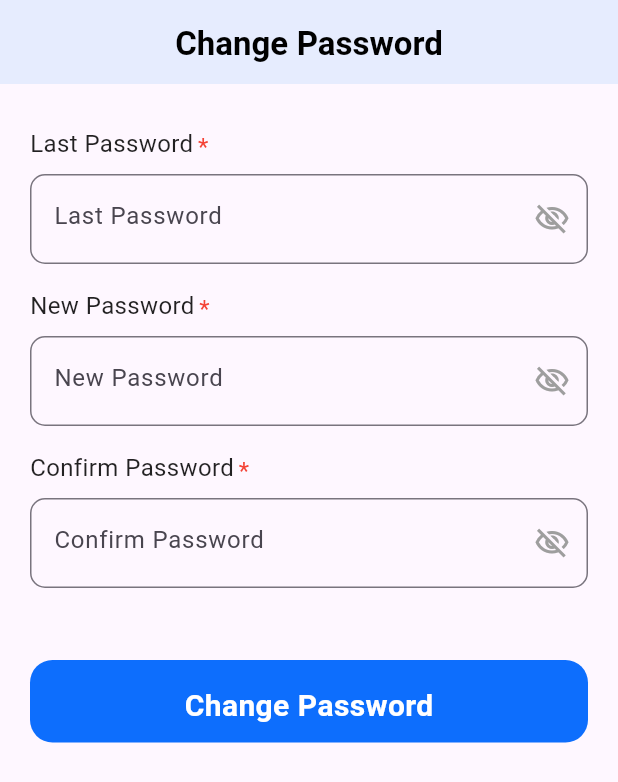
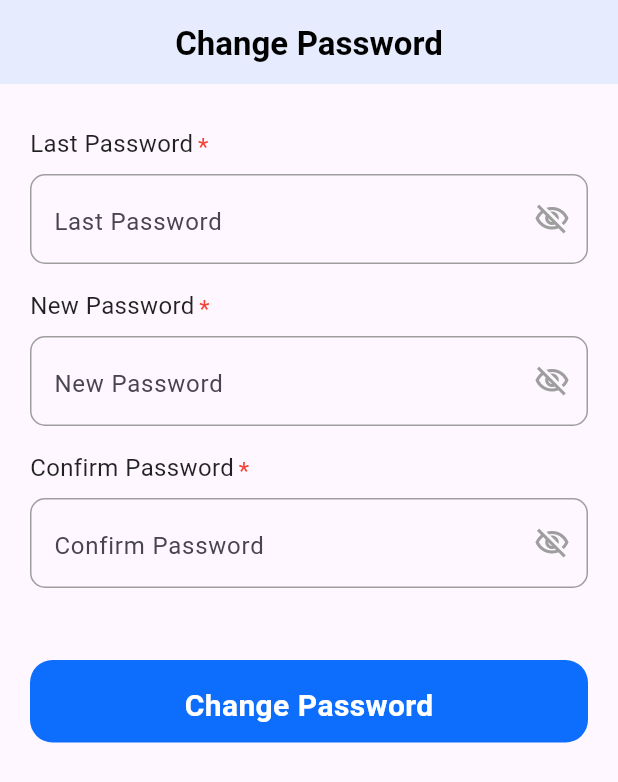
Before and after one commit to H-R-S/GuideWay, a Flutter app: the ChangePasswordScreen screen opened directly, on a phone screen of 412 x 824 dp. Shown: the top 782 px of the screen. Run offline on Flutter 3.47's test engine with Material 2 defaults, Android fonts, the phone set to English and light mode, and no system bars; our stand-ins replace camera, carousel_slider, google_fonts, google_maps_flutter, permission_handler, shared_preferences; missing offline and left inert: syncfusion_flutter_pdfviewer; accounts and stored records are empty.

Commit message:
Widget UI Updated | MyTextField Widget

```diff
--- a/lib/view/widgets/text_field/my_text_field.dart
+++ b/lib/view/widgets/text_field/my_text_field.dart
@@ -1,5 +1,7 @@
 import 'package:flutter/material.dart';
+import 'package:provider/provider.dart';
 import '../../../resources/constants/style.dart';
+import '../../../theme/theme_provider.dart';
 
 // ignore: must_be_immutable
 class MyTextField extends StatefulWidget {
@@ -40,12 +42,18 @@ class MyTextField extends StatefulWidget {
 class _MyTextFieldState extends State<MyTextField> {
   @override
   Widget build(BuildContext context) {
+    final themeProvider = Provider.of<ThemeProvider>(context);
+
+    bool isDark = themeProvider.currentTheme == ThemeData.dark();
+
     return Padding(
         padding: const EdgeInsets.symmetric(vertical: 8),
         child: Column(children: [
           if (widget.header != null)
             Row(mainAxisAlignment: MainAxisAlignment.start, children: [
-              Text(widget.header!, style: const TextStyle(fontSize: 16)),
+              Text(widget.header!,
+                  style: TextStyle(
+                      color: isDark ? Colors.white : null, fontSize: 16)),
               const SizedBox(width: 3),
               if (widget.isRequired)
                 const Text("*",
@@ -53,6 +61,8 @@ class _MyTextFieldState extends State<MyTextField> {
             ]),
           const SizedBox(height: 5),
           TextFormField(
+              textAlignVertical: TextAlignVertical.bottom,
+              style: TextStyle(color: isDark ? Colors.white : null),
               onChanged: widget.onChanged,
               maxLines: widget.minLine,
               readOnly: widget.isReadable,
@@ -92,6 +102,12 @@ class _MyTextFieldState extends State<MyTextField> {
                                 }).toList();
                               })
                           : null,
+                  enabledBorder: OutlineInputBorder(
+                      borderRadius: BorderRadius.circular(10),
+                      borderSide: const BorderSide(color: Colors.grey)),
+                  disabledBorder: OutlineInputBorder(
+                      borderRadius: BorderRadius.circular(10),
+                      borderSide: const BorderSide(color: Colors.grey)),
                   focusedBorder: OutlineInputBorder(
                       borderRadius: BorderRadius.circular(10),
                       borderSide: const BorderSide(color: Colors.grey)),
```
